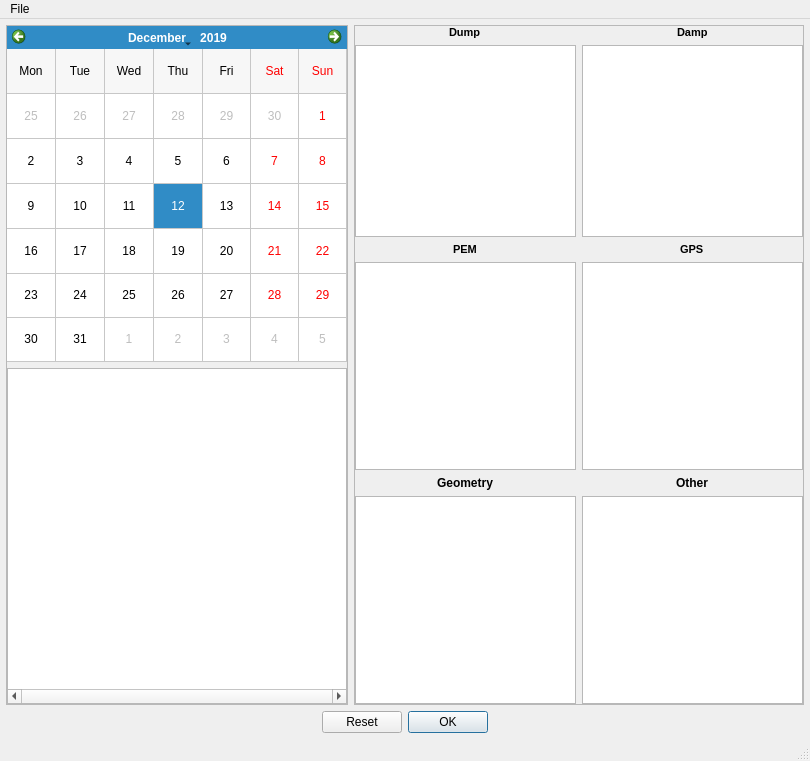
This is src/qt_ui/unpacker.ui in Eric-Meunier/Processor-Suite as Qt 5 draws it before an edit. The edited form follows.
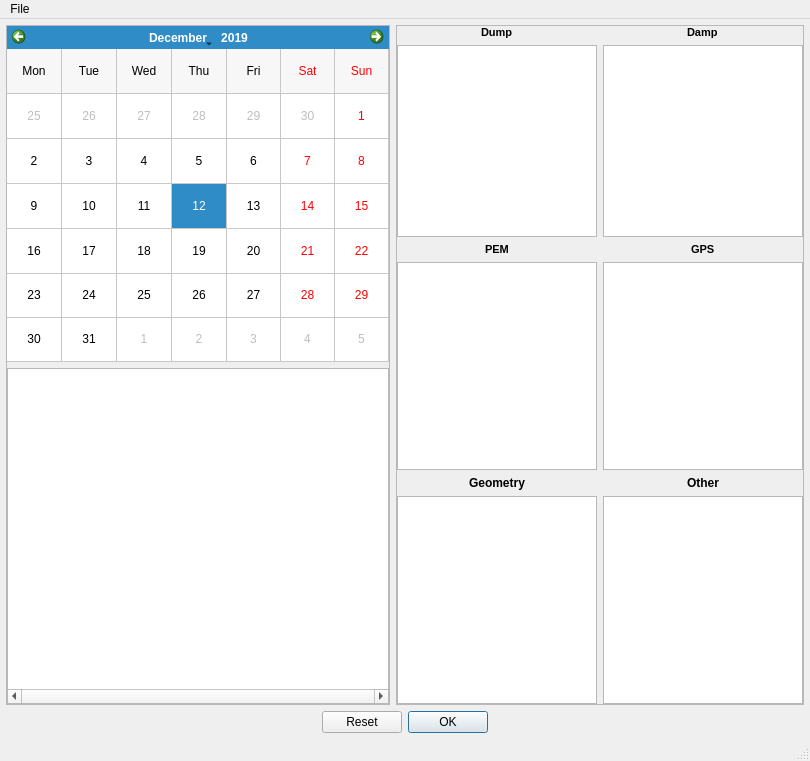
This is the edited form. Custom widgets are drawn as their Qt base class.

Commit message: Unpacker now works with 7zip files, and loading a compressed file should always work.

What changed in the file:
```diff
--- a/src/qt_ui/unpacker.ui
+++ b/src/qt_ui/unpacker.ui
@@ -199,7 +199,7 @@
          </property>
          <property name="maximumSize">
           <size>
-           <width>16777215</width>
+           <width>200</width>
            <height>16777215</height>
           </size>
          </property>
@@ -281,7 +281,7 @@
          </property>
          <property name="maximumSize">
           <size>
-           <width>16777215</width>
+           <width>200</width>
            <height>16777215</height>
           </size>
          </property>
@@ -378,7 +378,7 @@
          </property>
          <property name="maximumSize">
           <size>
-           <width>16777215</width>
+           <width>200</width>
            <height>16777215</height>
           </size>
          </property>
@@ -446,7 +446,7 @@
          </property>
          <property name="maximumSize">
           <size>
-           <width>16777215</width>
+           <width>200</width>
            <height>16777215</height>
           </size>
          </property>
@@ -514,7 +514,7 @@
          </property>
          <property name="maximumSize">
           <size>
-           <width>16777215</width>
+           <width>200</width>
            <height>16777215</height>
           </size>
          </property>
@@ -600,7 +600,7 @@
          </property>
          <property name="maximumSize">
           <size>
-           <width>16777215</width>
+           <width>200</width>
            <height>16777215</height>
           </size>
          </property>
```
The commit also changes 1 other file.
